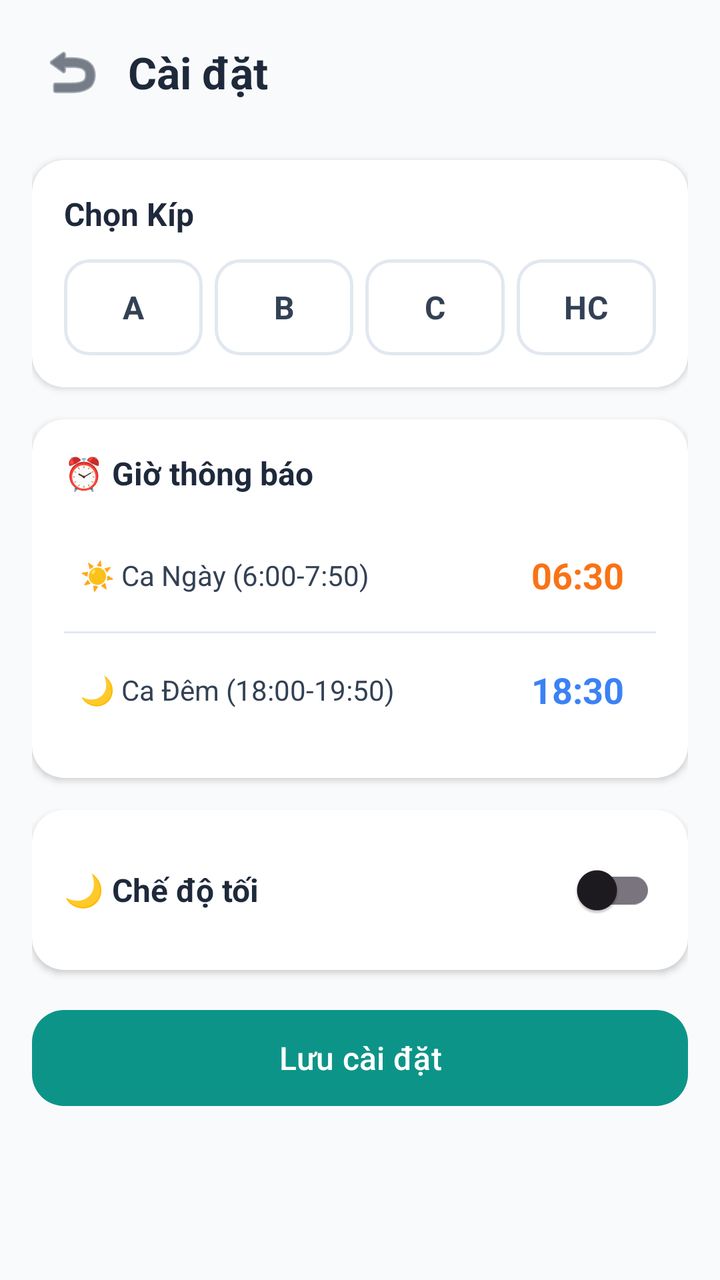
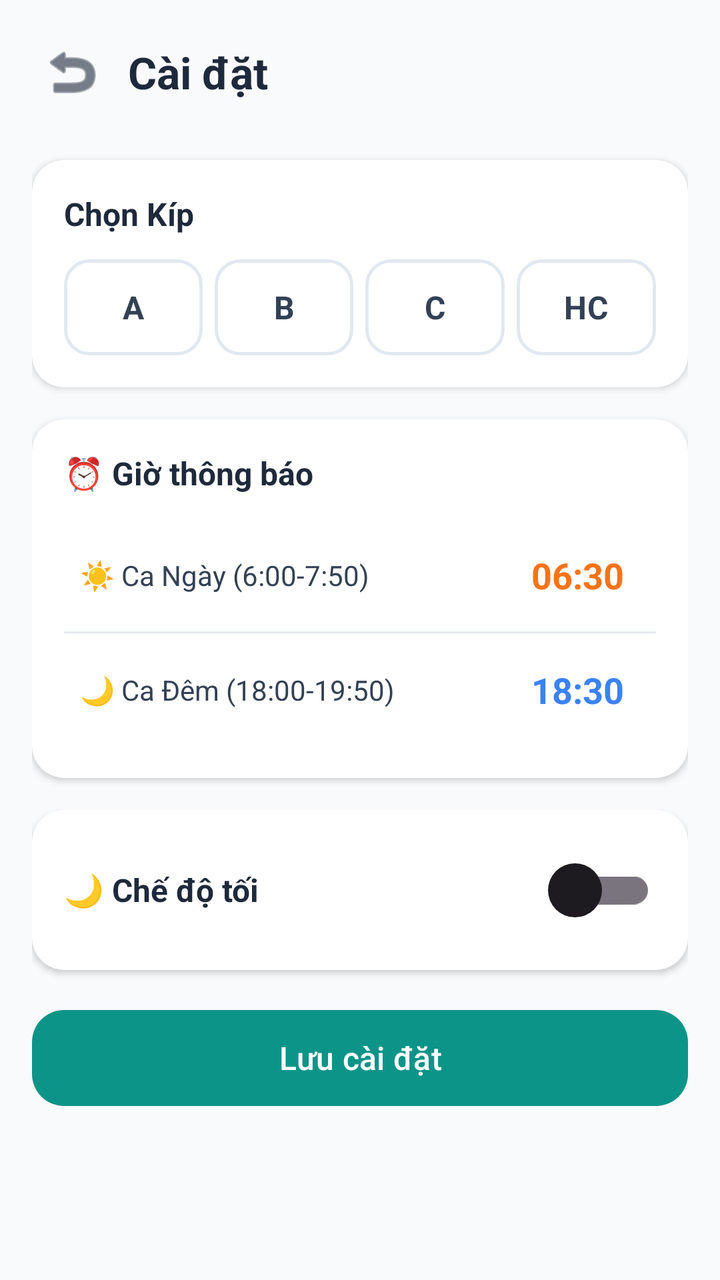

An Android layout rendered at two revisions. The XML below is the earlier revision; the diff shows what the commit changed to produce the second picture.
<!-- AndroidManifest.xml: application theme Theme.LichNoti -->
<!-- res/layout/activity_settings.xml -->
<?xml version="1.0" encoding="utf-8"?>
<ScrollView
    xmlns:android="http://schemas.android.com/apk/res/android"
    xmlns:app="http://schemas.android.com/apk/res-auto"
    android:layout_width="match_parent"
    android:layout_height="match_parent"
    android:background="@color/background">

    <LinearLayout
        android:layout_width="match_parent"
        android:layout_height="wrap_content"
        android:orientation="vertical"
        android:padding="16dp">

        
        <LinearLayout
            android:layout_width="match_parent"
            android:layout_height="wrap_content"
            android:gravity="center_vertical"
            android:orientation="horizontal"
            android:layout_marginBottom="24dp">

            <ImageButton
                android:id="@+id/btnBack"
                android:layout_width="40dp"
                android:layout_height="40dp"
                android:background="?attr/selectableItemBackgroundBorderless"
                android:src="@android:drawable/ic_menu_revert"
                android:contentDescription="Quay lại"
                app:tint="@color/on_background" />

            <TextView
                android:layout_width="wrap_content"
                android:layout_height="wrap_content"
                android:layout_marginStart="8dp"
                android:text="@string/settings"
                android:textSize="22sp"
                android:textStyle="bold"
                android:textColor="@color/on_background" />
        </LinearLayout>

        
        <androidx.cardview.widget.CardView
            android:layout_width="match_parent"
            android:layout_height="wrap_content"
            android:layout_marginBottom="16dp"
            app:cardCornerRadius="16dp"
            app:cardElevation="2dp"
            app:cardBackgroundColor="@color/surface">

            <LinearLayout
                android:layout_width="match_parent"
                android:layout_height="wrap_content"
                android:orientation="vertical"
                android:padding="16dp">

                <TextView
                    android:layout_width="wrap_content"
                    android:layout_height="wrap_content"
                    android:text="@string/select_crew"
                    android:textSize="16sp"
                    android:textStyle="bold"
                    android:textColor="@color/on_background"
                    android:layout_marginBottom="12dp" />

                <RadioGroup
                    android:id="@+id/rgCrew"
                    android:layout_width="match_parent"
                    android:layout_height="wrap_content"
                    android:orientation="horizontal">

                    <RadioButton
                        android:id="@+id/rbCrewA"
                        android:layout_width="0dp"
                        android:layout_height="48dp"
                        android:layout_weight="1"
                        android:button="@null"
                        android:gravity="center"
                        android:text="A"
                        android:textStyle="bold"
                        android:textSize="16sp"
                        android:background="@drawable/bg_crew_selector"
                        android:textColor="@color/on_surface"
                        android:layout_marginEnd="6dp" />

                    <RadioButton
                        android:id="@+id/rbCrewB"
                        android:layout_width="0dp"
                        android:layout_height="48dp"
                        android:layout_weight="1"
                        android:button="@null"
                        android:gravity="center"
                        android:text="B"
                        android:textStyle="bold"
                        android:textSize="16sp"
                        android:background="@drawable/bg_crew_selector"
                        android:textColor="@color/on_surface"
                        android:layout_marginEnd="6dp" />

                    <RadioButton
                        android:id="@+id/rbCrewC"
                        android:layout_width="0dp"
                        android:layout_height="48dp"
                        android:layout_weight="1"
                        android:button="@null"
                        android:gravity="center"
                        android:text="C"
                        android:textStyle="bold"
                        android:textSize="16sp"
                        android:background="@drawable/bg_crew_selector"
                        android:textColor="@color/on_surface"
                        android:layout_marginEnd="6dp" />

                    <RadioButton
                        android:id="@+id/rbCrewHC"
                        android:layout_width="0dp"
                        android:layout_height="48dp"
                        android:layout_weight="1"
                        android:button="@null"
                        android:gravity="center"
                        android:text="HC"
                        android:textStyle="bold"
                        android:textSize="16sp"
                        android:background="@drawable/bg_crew_selector"
                        android:textColor="@color/on_surface" />
                </RadioGroup>
            </LinearLayout>
        </androidx.cardview.widget.CardView>

        
        <androidx.cardview.widget.CardView
            android:layout_width="match_parent"
            android:layout_height="wrap_content"
            android:layout_marginBottom="16dp"
            app:cardCornerRadius="16dp"
            app:cardElevation="2dp"
            app:cardBackgroundColor="@color/surface">

            <LinearLayout
                android:layout_width="match_parent"
                android:layout_height="wrap_content"
                android:orientation="vertical"
                android:padding="16dp">

                <TextView
                    android:layout_width="wrap_content"
                    android:layout_height="wrap_content"
                    android:text="⏰ Giờ thông báo"
                    android:textSize="16sp"
                    android:textStyle="bold"
                    android:textColor="@color/on_background"
                    android:layout_marginBottom="12dp" />

                
                <LinearLayout
                    android:id="@+id/layoutDayTime"
                    android:layout_width="match_parent"
                    android:layout_height="wrap_content"
                    android:gravity="center_vertical"
                    android:orientation="horizontal"
                    android:padding="8dp">

                    <TextView
                        android:layout_width="0dp"
                        android:layout_height="wrap_content"
                        android:layout_weight="1"
                        android:text="☀️ Ca Ngày (6:00-7:50)"
                        android:textSize="14sp"
                        android:textColor="@color/on_surface" />

                    <TextView
                        android:id="@+id/tvDayTime"
                        android:layout_width="wrap_content"
                        android:layout_height="wrap_content"
                        android:text="06:30"
                        android:textSize="18sp"
                        android:textStyle="bold"
                        android:textColor="@color/shift_day"
                        android:padding="8dp"
                        android:background="?attr/selectableItemBackground" />
                </LinearLayout>

                <View
                    android:layout_width="match_parent"
                    android:layout_height="1dp"
                    android:background="@color/divider" />

                
                <LinearLayout
                    android:id="@+id/layoutNightTime"
                    android:layout_width="match_parent"
                    android:layout_height="wrap_content"
                    android:gravity="center_vertical"
                    android:orientation="horizontal"
                    android:padding="8dp">

                    <TextView
                        android:layout_width="0dp"
                        android:layout_height="wrap_content"
                        android:layout_weight="1"
                        android:text="🌙 Ca Đêm (18:00-19:50)"
                        android:textSize="14sp"
                        android:textColor="@color/on_surface" />

                    <TextView
                        android:id="@+id/tvNightTime"
                        android:layout_width="wrap_content"
                        android:layout_height="wrap_content"
                        android:text="18:30"
                        android:textSize="18sp"
                        android:textStyle="bold"
                        android:textColor="@color/shift_night"
                        android:padding="8dp"
                        android:background="?attr/selectableItemBackground" />
                </LinearLayout>
            </LinearLayout>
        </androidx.cardview.widget.CardView>

        
        
        <androidx.cardview.widget.CardView
            android:layout_width="match_parent"
            android:layout_height="wrap_content"
            android:layout_marginBottom="16dp"
            android:visibility="gone"
            app:cardCornerRadius="16dp"
            app:cardElevation="2dp"
            app:cardBackgroundColor="@color/surface">

            <LinearLayout
                android:layout_width="match_parent"
                android:layout_height="wrap_content"
                android:orientation="vertical"
                android:padding="16dp">

                <TextView
                    android:layout_width="wrap_content"
                    android:layout_height="wrap_content"
                    android:text="📱 Khi bấm thông báo"
                    android:textSize="16sp"
                    android:textStyle="bold"
                    android:textColor="@color/on_background"
                    android:layout_marginBottom="12dp" />

                <RadioGroup
                    android:id="@+id/rgAction"
                    android:layout_width="match_parent"
                    android:layout_height="wrap_content">

                    <RadioButton
                        android:id="@+id/rbOpenSelf"
                        android:layout_width="match_parent"
                        android:layout_height="wrap_content"
                        android:text="@string/open_this_app"
                        android:textColor="@color/on_surface"
                        android:padding="8dp" />

                    <RadioButton
                        android:id="@+id/rbOpenOther"
                        android:layout_width="match_parent"
                        android:layout_height="wrap_content"
                        android:text="@string/open_other_app"
                        android:textColor="@color/on_surface"
                        android:padding="8dp" />
                </RadioGroup>

                <com.google.android.material.textfield.TextInputLayout
                    android:id="@+id/tilPackage"
                    android:layout_width="match_parent"
                    android:layout_height="wrap_content"
                    android:layout_marginTop="8dp"
                    android:hint="@string/target_package"
                    android:visibility="gone"
                    app:boxCornerRadiusBottomEnd="12dp"
                    app:boxCornerRadiusBottomStart="12dp"
                    app:boxCornerRadiusTopEnd="12dp"
                    app:boxCornerRadiusTopStart="12dp">

                    <com.google.android.material.textfield.TextInputEditText
                        android:id="@+id/etPackage"
                        android:layout_width="match_parent"
                        android:layout_height="wrap_content"
                        android:hint="@string/target_package_hint"
                        android:inputType="text"
                        android:textSize="14sp" />
                </com.google.android.material.textfield.TextInputLayout>
            </LinearLayout>
        </androidx.cardview.widget.CardView>



        
        <androidx.cardview.widget.CardView
            android:layout_width="match_parent"
            android:layout_height="wrap_content"
            android:layout_marginBottom="16dp"
            android:visibility="gone"
            app:cardCornerRadius="16dp"
            app:cardElevation="2dp"
            app:cardBackgroundColor="@color/surface">

            <LinearLayout
                android:layout_width="match_parent"
                android:layout_height="wrap_content"
                android:gravity="center_vertical"
                android:orientation="horizontal"
                android:padding="16dp">

                <TextView
                    android:layout_width="0dp"
                    android:layout_height="wrap_content"
                    android:layout_weight="1"
                    android:text="🔊 Âm lượng báo thức tối đa"
                    android:textSize="16sp"
                    android:textStyle="bold"
                    android:textColor="@color/on_background" />

                <com.google.android.material.switchmaterial.SwitchMaterial
                    android:id="@+id/switchForceMaxVolume"
                    android:layout_width="wrap_content"
                    android:layout_height="wrap_content" />
            </LinearLayout>
        </androidx.cardview.widget.CardView>

        
        <androidx.cardview.widget.CardView
            android:layout_width="match_parent"
            android:layout_height="wrap_content"
            android:layout_marginBottom="16dp"
            app:cardCornerRadius="16dp"
            app:cardElevation="2dp"
            app:cardBackgroundColor="@color/surface">

            <LinearLayout
                android:layout_width="match_parent"
                android:layout_height="wrap_content"
                android:gravity="center_vertical"
                android:orientation="horizontal"
                android:padding="16dp">

                <TextView
                    android:layout_width="0dp"
                    android:layout_height="wrap_content"
                    android:layout_weight="1"
                    android:text="🌙 Chế độ tối"
                    android:textSize="16sp"
                    android:textStyle="bold"
                    android:textColor="@color/on_background" />

                <com.google.android.material.switchmaterial.SwitchMaterial
                    android:id="@+id/switchDarkMode"
                    android:layout_width="wrap_content"
                    android:layout_height="wrap_content" />
            </LinearLayout>
        </androidx.cardview.widget.CardView>

        
        <com.google.android.material.button.MaterialButton
            android:id="@+id/btnSave"
            android:layout_width="match_parent"
            android:layout_height="56dp"
            android:text="@string/save"
            android:textSize="16sp"
            app:cornerRadius="16dp"
            app:backgroundTint="@color/primary" />

    </LinearLayout>
</ScrollView>
<!-- resources referenced by this layout -->
<resources>
  <color name="background">#F8FAFC</color>
  <color name="divider">#E2E8F0</color>
  <color name="on_background">#1E293B</color>
  <color name="on_surface">#334155</color>
  <color name="primary">#0D9488</color>
  <color name="shift_day">#F97316</color>
  <color name="shift_night">#3B82F6</color>
  <color name="surface">#FFFFFF</color>
  <!-- drawable bg_crew_selector (drawable) -->
  <?xml version="1.0" encoding="utf-8"?>
  <selector xmlns:android="http://schemas.android.com/apk/res/android">
      <item android:state_checked="true">
          <shape android:shape="rectangle">
              <solid android:color="@color/primary" />
              <corners android:radius="12dp" />
          </shape>
      </item>
      <item>
          <shape android:shape="rectangle">
              <solid android:color="@android:color/transparent" />
              <stroke android:width="1.5dp" android:color="@color/divider" />
              <corners android:radius="12dp" />
          </shape>
      </item>
  </selector>
  <string name="open_other_app">Mở app khác</string>
  <string name="open_this_app">Mở ứng dụng này</string>
  <string name="save">Lưu cài đặt</string>
  <string name="select_crew">Chọn Kíp</string>
  <string name="settings">Cài đặt</string>
  <string name="target_package">Package ID app cần mở</string>
  <string name="target_package_hint">VD: com.example.mdm</string>
  <style name="Theme.LichNoti" parent="Theme.Material3.Light.NoActionBar">
          <item name="colorPrimary">@color/primary</item>
          <item name="colorPrimaryDark">@color/primary_dark</item>
          <item name="colorAccent">@color/secondary</item>
          <item name="android:statusBarColor">@color/status_bar</item>
          <item name="android:navigationBarColor">@color/background</item>
          <item name="android:windowBackground">@color/background</item>
          <item name="android:windowLightStatusBar">false</item>
      </style>
  <color name="primary_dark">#0F766E</color>
  <color name="secondary">#F59E0B</color>
  <color name="status_bar">#0F766E</color>
</resources>

<!-- the commit's change to res/layout/activity_settings.xml (unified diff, before → after) -->
@@ -317,6 +317,7 @@
 
                 <com.google.android.material.switchmaterial.SwitchMaterial
                     android:id="@+id/switchForceMaxVolume"
+                    style="@style/Widget.LichNoti.IosSwitch"
                     android:layout_width="wrap_content"
                     android:layout_height="wrap_content" />
             </LinearLayout>
@@ -349,6 +350,7 @@
 
                 <com.google.android.material.switchmaterial.SwitchMaterial
                     android:id="@+id/switchDarkMode"
+                    style="@style/Widget.LichNoti.IosSwitch"
                     android:layout_width="wrap_content"
                     android:layout_height="wrap_content" />
             </LinearLayout>
<!-- resource entries referenced after the edit -->
@@ -32,6 +32,19 @@
   <string name="settings">Cài đặt</string>
   <string name="target_package">Package ID app cần mở</string>
   <string name="target_package_hint">VD: com.example.mdm</string>
+  <style name="Widget.LichNoti.IosSwitch" parent="Widget.Material3.CompoundButton.Switch">
+          <item name="android:minWidth">51dp</item>
+          <item name="android:minHeight">48dp</item>
+          <item name="android:gravity">center_vertical</item>
+          <item name="android:thumb">@drawable/ios_switch_thumb</item>
+          <item name="android:track">@drawable/ios_switch_track</item>
+          <item name="android:thumbTint">@color/ios_switch_thumb_tint</item>
+          <item name="android:trackTint">@color/ios_switch_track_tint</item>
+          <item name="android:splitTrack">false</item>
+          <item name="android:showText">false</item>
+          <item name="switchMinWidth">51dp</item>
+          <item name="showText">false</item>
+      </style>
   <style name="Theme.LichNoti" parent="Theme.Material3.Light.NoActionBar">
           <item name="colorPrimary">@color/primary</item>
           <item name="colorPrimaryDark">@color/primary_dark</item>
@@ -41,8 +54,23 @@
           <item name="android:windowBackground">@color/background</item>
           <item name="android:windowLightStatusBar">false</item>
       </style>
+  <!-- drawable ios_switch_thumb (drawable) -->
+  <?xml version="1.0" encoding="utf-8"?>
+  <shape xmlns:android="http://schemas.android.com/apk/res/android" android:shape="oval">
+      <size android:width="27dp" android:height="27dp" />
+      <solid android:color="@color/switch_thumb" />
+  </shape>
+  <!-- drawable ios_switch_track (drawable) -->
+  <?xml version="1.0" encoding="utf-8"?>
+  <shape xmlns:android="http://schemas.android.com/apk/res/android" android:shape="rectangle">
+      <size android:width="51dp" android:height="31dp" />
+      <solid android:color="@color/switch_track_off" />
+      <corners android:radius="16dp" />
+  </shape>
   <color name="primary_dark">#0F766E</color>
   <color name="secondary">#F59E0B</color>
   <color name="status_bar">#0F766E</color>
+  <color name="switch_thumb">#FFFFFF</color>
+  <color name="switch_track_off">#C7CDD4</color>
 </resources>
 
